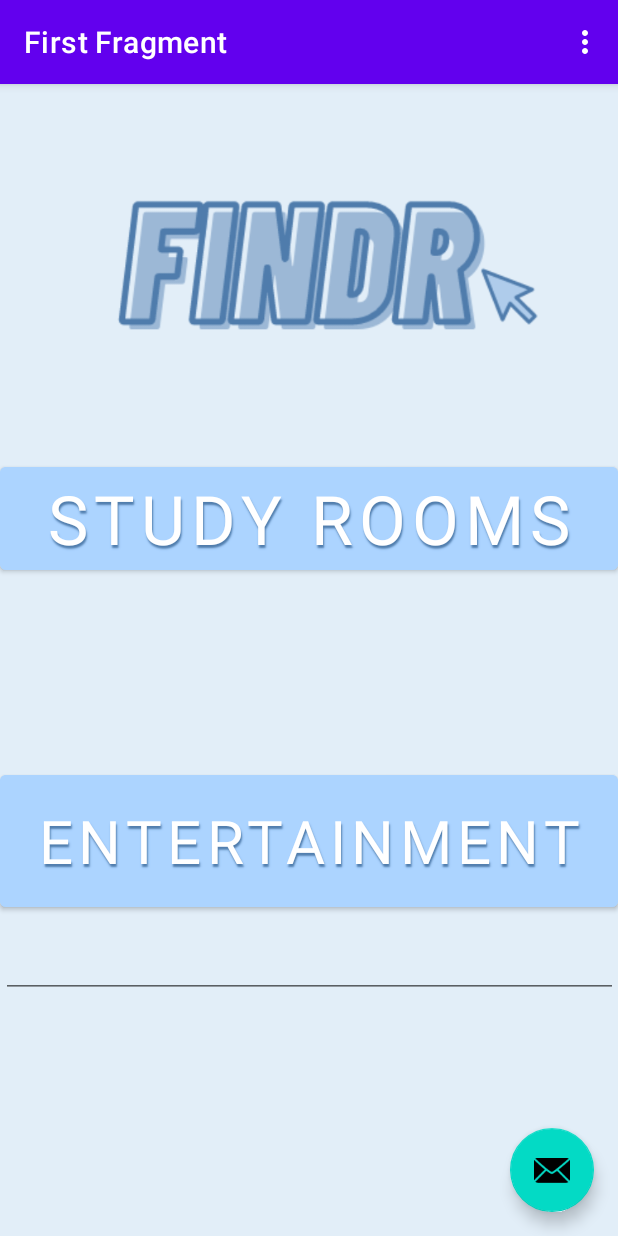
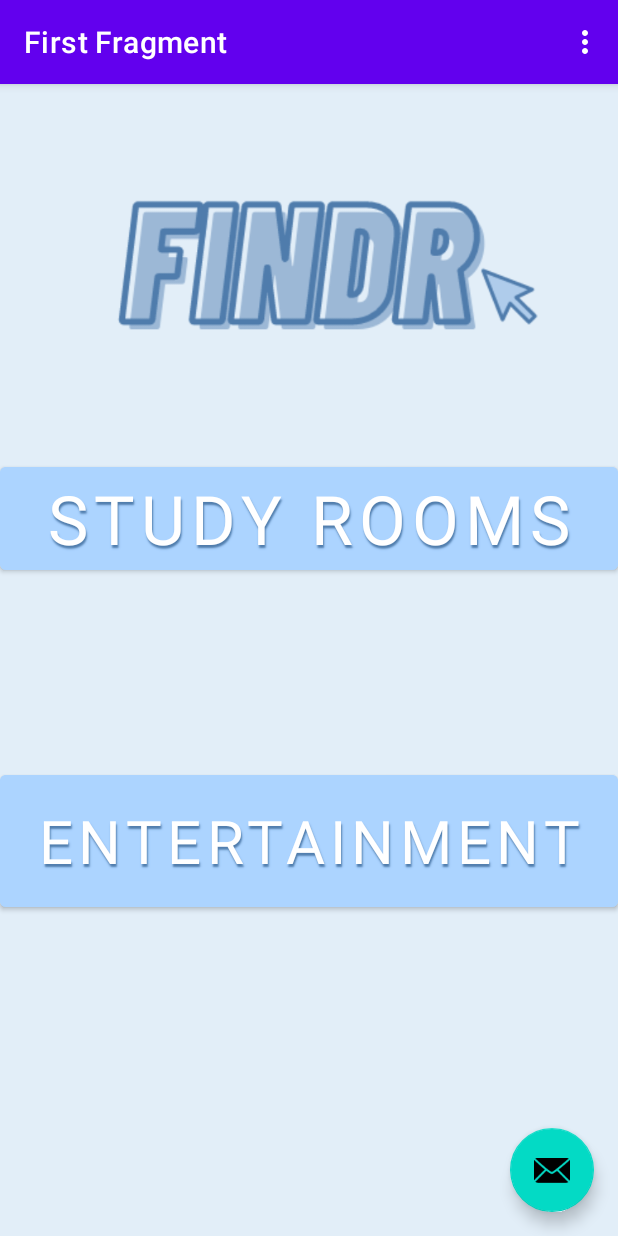
Before and after one commit to Scesar1/HopHackF21, an Android app: the screen it shows after launch (MainActivity), on a phone screen of 412 x 824 dp. Run offline under Robolectric (Android 15) with nearby library versions, the light colour scheme and no system bars; our stand-ins replace navigation-ui; Roboto replaces fonts that are not available here.

Commit message:
Merge remote-tracking branch 'origin/main' into main
# Conflicts:
#	back-end/HopHacks/.idea/workspace.xml

```diff
--- a/back-end/HopHacks/app/src/main/res/layout/fragment_first.xml
+++ b/back-end/HopHacks/app/src/main/res/layout/fragment_first.xml
@@ -70,8 +70,9 @@
 
     <EditText
         android:id="@+id/editTextTextMultiLine2"
-        android:layout_width="411dp"
-        android:layout_height="51dp"
+        android:layout_width="418dp"
+        android:layout_height="82dp"
+        android:background="#00000000"
         android:ems="10"
         android:fontFamily="@font/baloo_bhai"
         android:gravity="center_horizontal"
@@ -81,10 +82,9 @@
         android:textSize="20sp"
         app:layout_constraintBottom_toBottomOf="parent"
         app:layout_constraintEnd_toEndOf="parent"
-        app:layout_constraintHorizontal_bias="1.0"
         app:layout_constraintStart_toStartOf="parent"
         app:layout_constraintTop_toTopOf="parent"
-        app:layout_constraintVertical_bias="0.779"
+        app:layout_constraintVertical_bias="0.499"
         tools:text="For those looking for on-campus fun" />
 
     <ImageView
```
